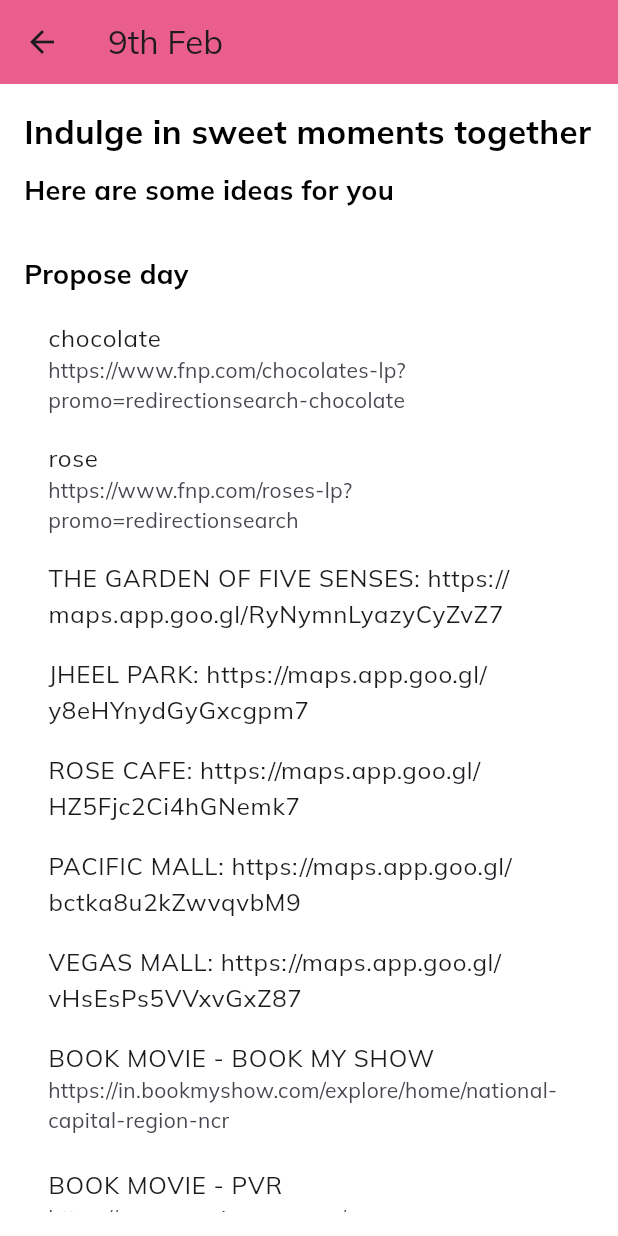
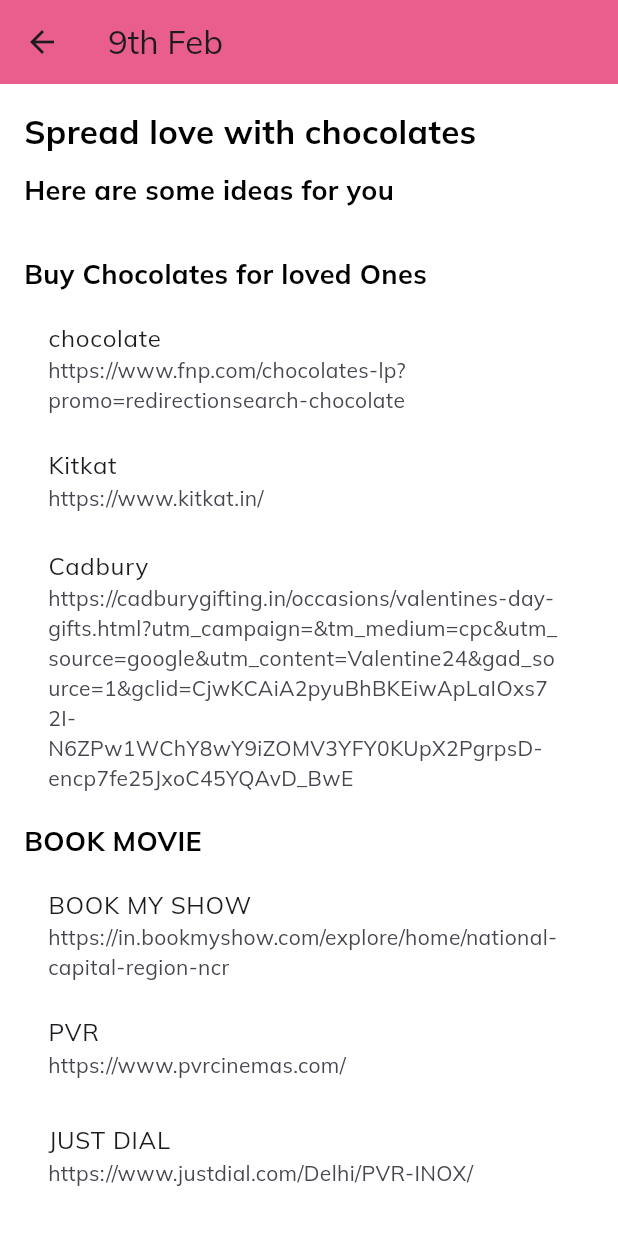
Before and after one commit to Ankit180104/Valentine-week-Special, a Flutter app: the screen it shows after launch, after a tap on "9th Feb", on a phone screen of 412 x 824 dp. Run offline on Flutter 3.47's test engine with Material 3 defaults, Android fonts, the phone set to English and light mode, and no system bars; our stand-ins replace get, google_fonts.

Commit message:
Ammendments on each day

```diff
--- a/lib/pages/aboutUs.dart
+++ b/lib/pages/aboutUs.dart
@@ -3,19 +3,19 @@
 class AboutUsPage extends StatelessWidget {
   final List<Contributor> contributors = [
     Contributor(
-      name: 'Anmol',
-      image: 'lib/images/anmol.jpg', // Replace with the path to your image
-      details: 'Details about Contributor 1.',
+      name: 'Anmol Singh Sokhi',
+      image: 'lib/images/logo.png', // Replace with the path to your image
+      details: 'Hi there! My name is Anmol Singh Sokhi and I am currently pursuing a BTech degree in Instrumentation and Control Engineering from NSUT 🎓. I am proficient in the making Apps and build the website using flutter web with the help of other contributers. Many more are already planned and will be executed with time.',
     ),
     Contributor(
-      name: 'Contributor 2',
-      image: 'assets/contributor2.jpg', // Replace with the path to your image
-      details: 'Details about Contributor 2.',
+      name: 'Ankit Kumar Sharma',
+      image: 'lib/images/logo.png', // Replace with the path to your image
+      details: 'Hi there! My name is Ankit Kumar Sharma and I am currently pursuing a BTech degree in Instrumentation and Control Engineering from NSUT 🎓. While learning web development got the idea to explore more in this field so with the help of my classmates we started to build this website for this special week of february. The basic purpose of this website is to just help out others on how to celebrate their week. Many more are already planned and will be executed with time. ',
     ),
     Contributor(
-      name: 'Contributor 3',
-      image: 'assets/contributor3.jpg', // Replace with the path to your image
-      details: 'Details about Contributor 3.',
+      name: 'Vishal Kaneki',
+      image: 'lib/images/logo.png', // Replace with the path to your image
+      details: 'Hi there! My name is Vishal Kaneki and I am currently pursuing a BTech degree in Instrumentation and Control Engineering from NSUT 🎓. With a keen interest in freelancing i helped others in making this fun website for this special week. Many more are already planned and will be executed with time.',
     ),
   ];
 
@@ -66,6 +66,7 @@
     required this.name,
     required this.image,
     required this.details,
+
   });
 }
 
--- a/lib/pages/home.dart
+++ b/lib/pages/home.dart
@@ -12,7 +12,7 @@
       appBar: AppBar(
         centerTitle: true,
         backgroundColor: Color.fromARGB(255, 234, 94, 141),
-        title: Text("Sweet Birds"),
+        title: Text("Valentine Special"),
         actions: [
           IconButton(
             icon: Icon(Icons.info),
@@ -170,7 +170,7 @@
       "day": "7 Rose Day",
       "event": "Express your love with roses",
       "additionalInfo": {
-        "gifts": {
+        "Roses you can Buy": {
           "flower bouquet":
               "https://www.amazon.in/s?k=flower+bouquet&crid=9VWYNLX3SBXH&sprefix=flowe+bouque%2Caps%2C309&ref=nb_sb_noss_2",
           "couple watches":
@@ -178,12 +178,11 @@
           "explore more":
               "https://www.amazon.in/s?k=couple+gifts+valentine&crid=31D6EILYKLCFE&sprefix=couple+gifts+valentines%2Caps%2C293&ref=nb_sb_noss"
         },
-        "book hotels": "https://www.oyorooms.com/",
-        "BOOK MOVIE": {
-          "BOOK MY SHOW":
-              "https://in.bookmyshow.com/explore/home/national-capital-region-ncr",
-          "PVR": "https://www.pvrcinemas.com/",
-          "JUST DIAL": "https://www.justdial.com/Delhi/PVR-INOX/"
+        "Places you can Explore": {
+          "Lodhi Garden":
+              "https://www.google.com/maps/dir/NSUT,+Azad+Hind+Fauj+Marg,+Dwarka+Sector-3,+Dwarka,+Delhi/Lodhi+Rd,+Lodhi+Gardens,+Lodhi+Estate,+New+Delhi,+Delhi+110003/@28.588883,77.0454204,12z/data=!3m1!4b1!4m13!4m12!1m5!1m1!1s0x390d05dd375e5a13:0x108adaa3abe4bd07!2m2!1d77.0379647!2d28.6100216!1m5!1m1!1s0x390ce2ececc92e35:0x86c0764b1c0d4bea!2m2!1d77.2196794!2d28.5930959?entry=ttu",
+          "Sunder Nursery": "https://www.google.com/maps/dir/NSUT,+Azad+Hind+Fauj+Marg,+Dwarka+Sector-3,+Dwarka,+Delhi/Sunder+Nursery,+Bharat+Scouts+and+Guides+Marg,+Opposite+%E0%A4%B9%E0%A5%81%E0%A4%AE%E0%A4%BE%E0%A4%AF%E0%A5%82%E0%A4%82+%E0%A4%9F%E0%A5%89%E0%A4%AE%E0%A5%8D%E0%A4%AC+%E0%A4%AA%E0%A4%BE%E0%A4%B0%E0%A5%8D%E0%A4%95,+Nizamuddin,+National+Zoological+Park,+Sundar+Nagar,+New+Delhi,+Delhi/@28.588883,77.0578673,12z/data=!3m1!4b1!4m13!4m12!1m5!1m1!1s0x390d05dd375e5a13:0x108adaa3abe4bd07!2m2!1d77.0379647!2d28.6100216!1m5!1m1!1s0x390ce31c00aad2d5:0x5c0ec58c756cec82!2m2!1d77.2451691!2d28.5956467?entry=ttu",
+          "More you can exlore": "https://www.tripadvisor.in/Attractions-g304551-Activities-c57-t58-New_Delhi_National_Capital_Territory_of_Delhi.html"
         },
       }
     },
@@ -191,29 +190,33 @@
       "day": "8 Propose Day",
       "event": "Take the next step in your relationship",
       "additionalInfo": {
-        "rose day": {
+        "Gifts you can offer while proposing": {
           "explore more":
-              "https://www.amazon.in/s?k=couple+gifts+valentine&crid=31D6EILYKLCFE&sprefix=couple+gifts+valentines%2Caps%2C293&ref=nb_sb_noss",
+              "https://www.amazon.in/Om-Jewells-Illuminating-Adjustable-FR1000922/dp/B07B9D83QM/ref=sr_1_7?crid=FLUSTMLWJK09&keywords=rings&qid=1707562224&sprefix=ring%2Caps%2C205&sr=8-7",
           "special gifts":
-              "https://www.amazon.in/s?k=rose+day+gift&crid=1RULYOZTPWD5I&sprefix=rose+day+%2Caps%2C325&ref=nb_sb_ss_ts-doa-p_1_9"
+              "https://www.amazon.in/Okos-Adjustable-Bracelet-Decorated-BROK1000009/dp/B08LKCLRY6/ref=sr_1_5?crid=26VBMBSYVR8Y2&keywords=bracelet+for+woman&qid=1707562256&sprefix=brace%2Caps%2C208&sr=8-5"
+        },
+        "Places For a Date with partner": {
+          "Guftagu Cafe":
+              "https://www.google.com/maps/dir/NSUT,+Azad+Hind+Fauj+Marg,+Dwarka+Sector-3,+Dwarka,+Delhi/Guftagu+Cafe,+34+Main+Road,+DLF+Phase+2,+Sector+25,+Gurugram,+Haryana/@28.5468379,76.9809903,12z/data=!3m1!4b1!4m13!4m12!1m5!1m1!1s0x390d05dd375e5a13:0x108adaa3abe4bd07!2m2!1d77.0379647!2d28.6100216!1m5!1m1!1s0x390d192e241cf5ff:0xe07747ba5a08dbf0!2m2!1d77.094825!2d28.4852699?entry=ttu",
+          "Big tree Cafe": "https://www.google.com/maps/dir/NSUT,+Azad+Hind+Fauj+Marg,+Dwarka+Sector-3,+Dwarka,+Delhi/The+Big+Tree+Cafe,+opposite+Paras+Quartier,+Gwal+Pahari,+Gurugram,+Haryana/@28.5223577,76.9992864,12z/data=!3m1!4b1!4m13!4m12!1m5!1m1!1s0x390d05dd375e5a13:0x108adaa3abe4bd07!2m2!1d77.0379647!2d28.6100216!1m5!1m1!1s0x390d19f50603f797:0x58d281926f5de632!2m2!1d77.1323344!2d28.4364957?entry=ttu",
+
+        },
+        "Proposing Quotes": {
+          "Propose using these beautiful quotes": "https://awbi.in/happy-propose-day-2024-wishes-quotes-messages/"
         }
       }
     },
     {
       "day": "9 Chocolate Day",
-      "event": "Indulge in sweet moments together",
+      "event": "Spread love with chocolates",
       "additionalInfo": {
-        "Propose day": {
+        "Buy Chocolates for loved Ones": {
           "chocolate":
               "https://www.fnp.com/chocolates-lp?promo=redirectionsearch-chocolate",
-          "rose": "https://www.fnp.com/roses-lp?promo=redirectionsearch",
-          "perfect places": [
-            "THE GARDEN OF FIVE SENSES: https://maps.app.goo.gl/RyNymnLyazyCyZvZ7",
-            "JHEEL PARK: https://maps.app.goo.gl/y8eHYnydGyGxcgpm7",
-            "ROSE CAFE: https://maps.app.goo.gl/HZ5Fjc2Ci4hGNemk7",
-            "PACIFIC MALL: https://maps.app.goo.gl/bctka8u2kZwvqvbM9",
-            "VEGAS MALL: https://maps.app.goo.gl/vHsEsPs5VVxvGxZ87"
-          ],
+          "Kitkat": "https://www.kitkat.in/",
+          "Cadbury":"https://cadburygifting.in/occasions/valentines-day-gifts.html?utm_campaign=&tm_medium=cpc&utm_source=google&utm_content=Valentine24&gad_source=1&gclid=CjwKCAiA2pyuBhBKEiwApLaIOxs72I-N6ZPw1WChY8wY9iZOMV3YFY0KUpX2PgrpsD-encp7fe25JxoC45YQAvD_BwE"
+        },
           "BOOK MOVIE": {
             "BOOK MY SHOW":
                 "https://in.bookmyshow.com/explore/home/national-capital-region-ncr",
@@ -221,7 +224,6 @@
             "JUST DIAL": "https://www.justdial.com/Delhi/PVR-INOX/"
           }
         }
-      }
     },
     {
       "day": "10 Teddy Day",
@@ -258,11 +260,11 @@
       "additionalInfo": {
         "Hug day": {
           "perfect places": [
-            "THE GARDEN OF FIVE SENSES: https://maps.app.goo.gl/RyNymnLyazyCyZvZ7",
-            "JHEEL PARK: https://maps.app.goo.gl/y8eHYnydGyGxcgpm7",
-            "ROSE CAFE: https://maps.app.goo.gl/HZ5Fjc2Ci4hGNemk7",
-            "PACIFIC MALL: https://maps.app.goo.gl/bctka8u2kZwvqvbM9",
-            "VEGAS MALL: https://maps.app.goo.gl/vHsEsPs5VVxvGxZ87"
+            "THE GARDEN OF FIVE SENSES ",
+            "JHEEL PARK",
+            "ROSE CAFE ",
+            "PACIFIC MALL",
+            "VEGAS MALL"
           ],
           "gifts": {
             "amazon": "https://www.amazon.in/Hug-Day-Gift/s?k=Hug+Day+Gift",
@@ -285,19 +287,17 @@
             "PVR": "https://www.pvrcinemas.com/",
             "JUST DIAL": "https://www.justdial.com/Delhi/PVR-INOX/"
           },
-          'perfect places': [
-            "THE GARDEN OF FIVE SENSES: https://goo.gl/maps/YnQZSngkNU2dfNwPA",
-            "JHEEL PARK: https://goo.gl/maps/y8eHYnydGyGxcgpm7",
-            "ROSE CAFE: https://goo.gl/maps/HZ5Fjc2Ci4hGNemk7",
-            "PACIFIC MALL: https://goo.gl/maps/bctka8u2kZwvqvbM9",
-            "VEGAS MALL: https://goo.gl/maps/vHsEsPs5VVxvGxZ87"
-          ]
+          "perfect places": [
+            "JHEEL PARK",
+            "ROSE CAFE",
+            "VEGAS MALL",
+          ],
         }
       }
     },
     {
       "day": "14 Valentine's Day",
-      "event": "Express your love with roses",
+      "event": "The Day Only Made for Spreading love",
       "additionalInfo": {
         "gifts": {
           "flower bouquet":
@@ -307,12 +307,14 @@
           "explore more":
               "https://www.amazon.in/s?k=couple+gifts+valentine&crid=31D6EILYKLCFE&sprefix=couple+gifts+valentines%2Caps%2C293&ref=nb_sb_noss"
         },
-        "book hotels": "https://www.oyorooms.com/",
+
         "BOOK MOVIE": {
-          "BOOK MY SHOW":
-              "https://in.bookmyshow.com/explore/home/national-capital-region-ncr",
+          "BOOK MY SHOW":"https://in.bookmyshow.com/explore/home/national-capital-region-ncr",
           "PVR": "https://www.pvrcinemas.com/",
           "JUST DIAL": "https://www.justdial.com/Delhi/PVR-INOX/"
+        },
+        "Last but not the Least":{
+          "Spend Time Together":"https://www.oyorooms.com/"
         },
       }
     },
```
Also changed, not shown: pubspec.lock.
